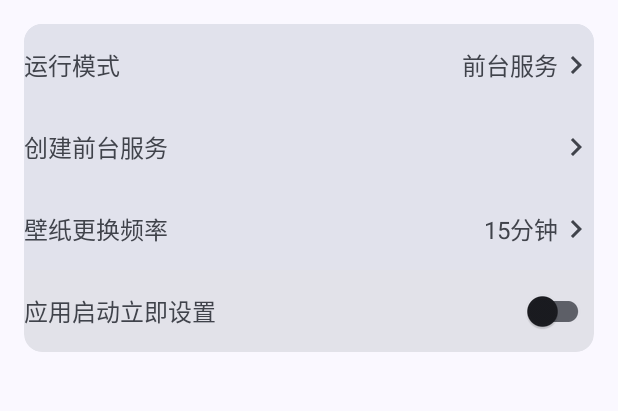
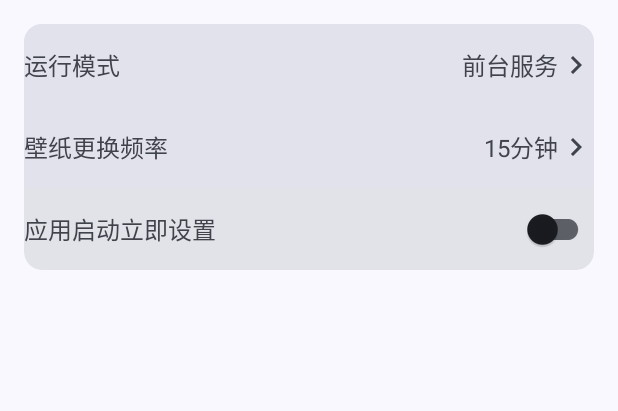
Before and after one commit to Yugle/smartisan_walllpaper, an Android app: the screen it shows after launch (MainActivity), on a phone screen of 412 x 824 dp, the part 228-639 px from its top. Run offline under Robolectric (Android 15) with nearby library versions, the phone set to English and light mode, and no system bars; our stand-ins replace data binding; libraries missing offline, so code that uses them is left out: android.view; 4 statements that could not run were skipped.

Commit message:
feat: delete the useless item

```diff
--- a/app/src/main/java/com/yugle/smartisanwallpaper/MainActivity.kt
+++ b/app/src/main/java/com/yugle/smartisanwallpaper/MainActivity.kt
@@ -41,7 +41,6 @@ class MainActivity : AppCompatActivity() {
         setToolbar()
 
         setRunningModeItem()
-        setSettingsItems()
         setChangeFrequencyItem()
         setWhetherToSetWallpaperItem()
     }
@@ -78,19 +77,6 @@ class MainActivity : AppCompatActivity() {
         binding.runningModeItem.root.setOnClickListener {
             popupMenu.show()
         }
-    }
-
-    private fun setSettingsItems() {
-        binding.createFrontServiceItem.item = BaseItem(
-            itemTitle = "创建前台服务",
-            itemSuffixIcon = ResourcesCompat.getDrawable(
-                resources,
-                R.drawable.ic_arrow_right,
-                this.theme
-            )
-        )
-
-        binding.createFrontServiceItem.root.setOnClickListener {}
     }
 
     private fun setChangeFrequencyItem() {
--- a/app/src/main/res/layout/activity_main.xml
+++ b/app/src/main/res/layout/activity_main.xml
@@ -59,11 +59,6 @@
                         layout="@layout/base_item" />
 
                     <include
-                        android:id="@+id/create_front_service_item"
-                        layout="@layout/base_item"
-                        android:visibility="gone" />
-
-                    <include
                         android:id="@+id/change_frequency_item"
                         layout="@layout/base_item" />
 
```
